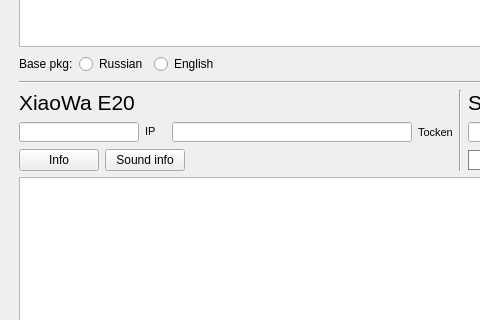
Above: mi_e20/template/app.ui from Apolsid/mi_e20 before the change; both pictures show x 0 to 480 and y 206 to 526 of the 809 by 614 pixel window. Below: the same form after it.
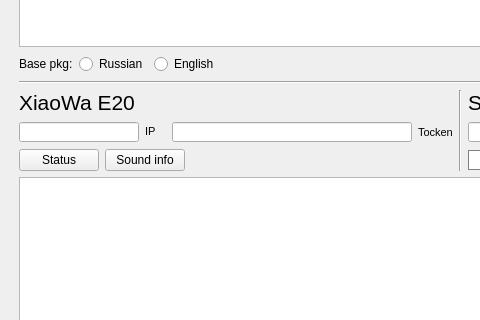
That is the form after the change.

Commit message: fix client thread

```diff
--- a/mi_e20/template/app.ui
+++ b/mi_e20/template/app.ui
@@ -255,7 +255,7 @@
               <item>
                <widget class="QPushButton" name="btn_robot_info">
                 <property name="text">
-                 <string>Info</string>
+                 <string>Status</string>
                 </property>
                </widget>
               </item>
```
The commit also changes 2 other files.
